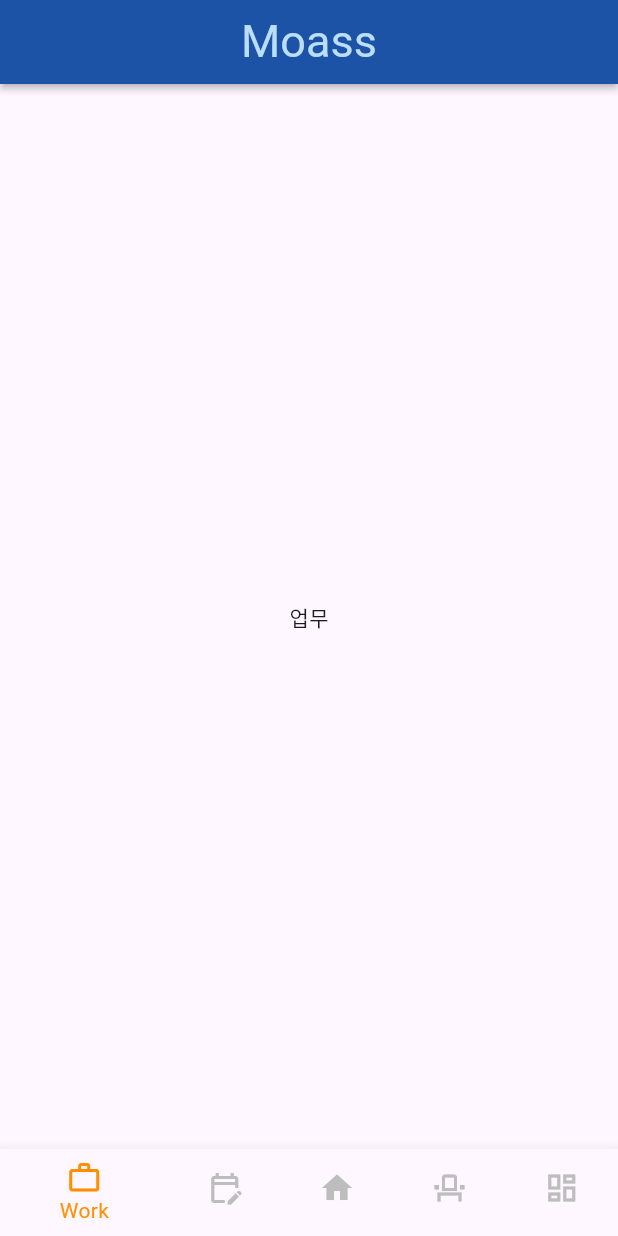
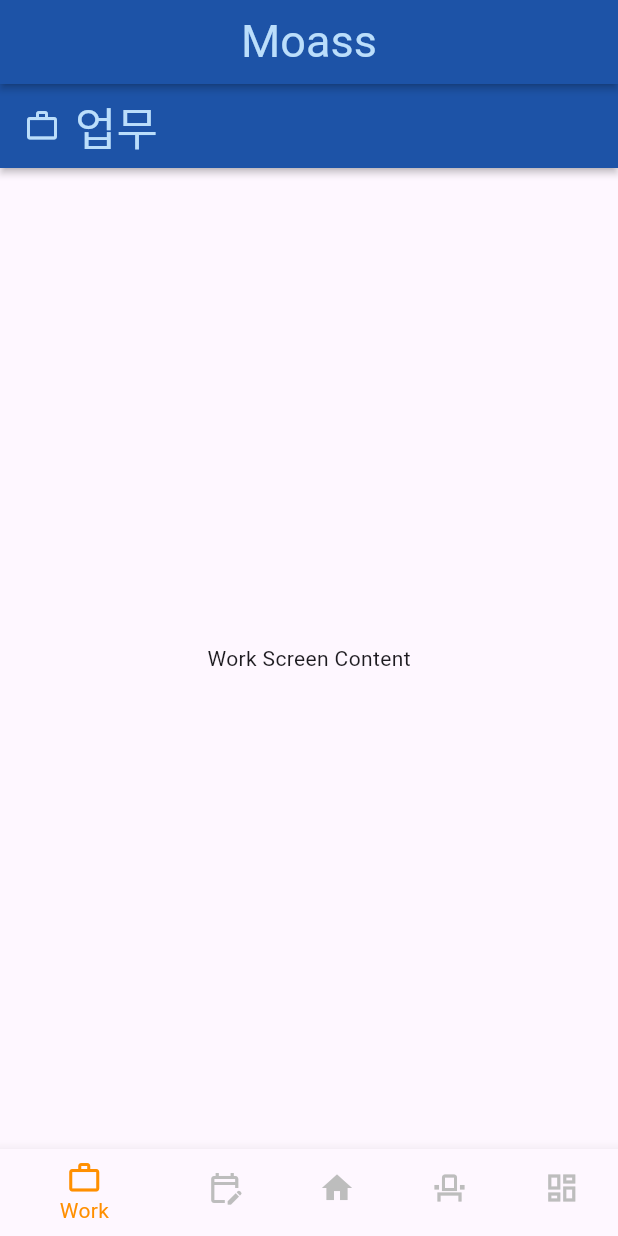
Before and after one commit to latter-electronic/MOASS, a Flutter app: the screen it shows after launch, on a phone screen of 412 x 824 dp. Run offline on Flutter 3.47's test engine with Material 3 defaults, Android fonts, the phone set to English and light mode, and no system bars.

Commit message:
Feat: 업무 페이지 AppBar 기초틀

```diff
--- a/Frontend/moass/lib/screens/work_screen.dart
+++ b/Frontend/moass/lib/screens/work_screen.dart
@@ -5,6 +5,32 @@ class WorkScreen extends StatelessWidget {
 
   @override
   Widget build(BuildContext context) {
-    return const Center(child: Text('업무'));
+    return Scaffold(
+      appBar: AppBar(
+        surfaceTintColor: Colors.white,
+        shadowColor: Colors.black,
+        elevation: 2,
+        backgroundColor: Colors.blue.shade900,
+        foregroundColor: Colors.blue.shade100,
+        title: Row(
+          mainAxisSize:
+              MainAxisSize.min, // 이 속성으로 인해 아이템들이 타이틀 중간이 아닌 시작 부분에 위치
+          children: [
+            Icon(Icons.work_outline, color: Colors.blue.shade100), // 아이콘 색상 조정
+            const SizedBox(width: 10), // 아이콘과 텍스트 사이 간격
+            const Text(
+              "업무",
+              style: TextStyle(
+                fontSize: 30,
+              ),
+            ),
+          ],
+        ),
+        centerTitle: false,
+      ),
+      body: const Center(
+        child: Text('Work Screen Content'),
+      ),
+    );
   }
 }
```
